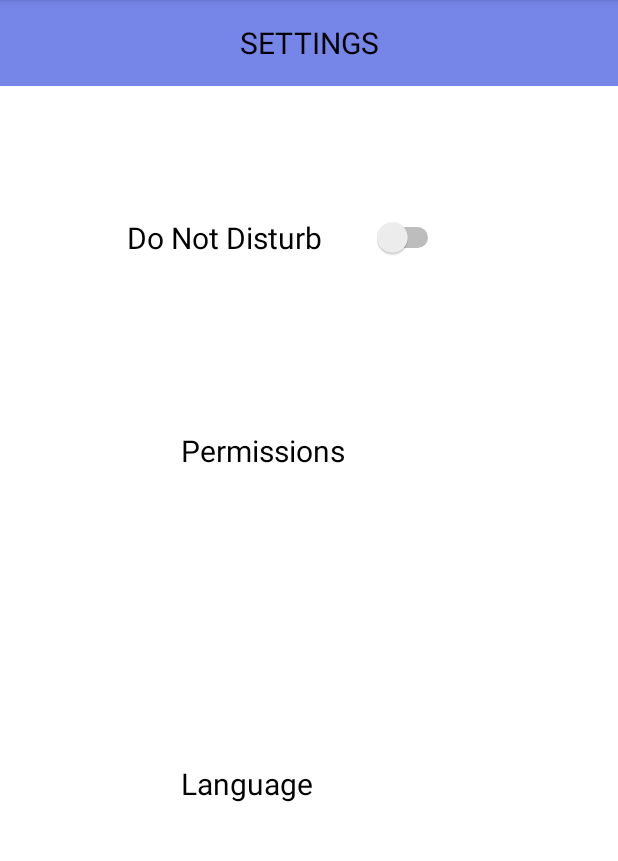
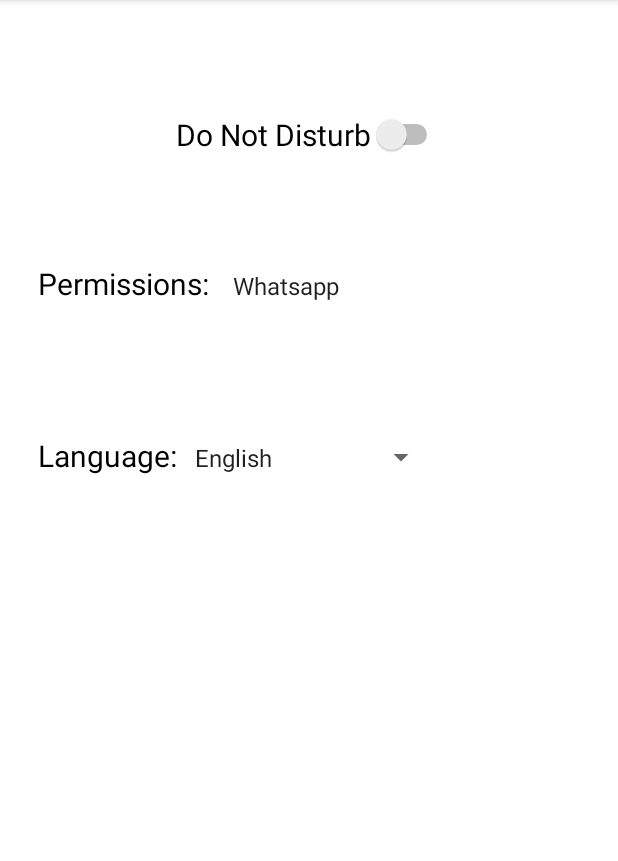
Before and after one commit to GNGB34/accessible-messaging-droid, an Android app: the Settings screen opened directly, with no data from a screen before it, on a phone screen of 412 x 824 dp, the part 84-945 px from its top. Run offline under Robolectric (Android 15) with nearby library versions, the phone set to English and light mode, and no system bars.

Commit message:
UI: deleted test button, implemented settings screen

```diff
--- a/app/src/main/java/com/example/accessiblemessaging/Settings.java
+++ b/app/src/main/java/com/example/accessiblemessaging/Settings.java
@@ -3,12 +3,28 @@ package com.example.accessiblemessaging;
 import androidx.appcompat.app.AppCompatActivity;
 
 import android.os.Bundle;
+import android.widget.Spinner;
+import android.widget.AdapterView;
+import android.widget.ArrayAdapter;
 
 public class Settings extends AppCompatActivity {
+    String[] languageOptions={"English","Spanish"};
+    String[] permissionsOptions={"Whatsapp","Messages", "Facebook Messenger"};
 
     @Override
     protected void onCreate(Bundle savedInstanceState) {
         super.onCreate(savedInstanceState);
         setContentView(R.layout.activity_settings2);
+
+        Spinner languageSelect= (Spinner) findViewById(R.id.languageSpin);
+        ArrayAdapter<String> array_adapter = new ArrayAdapter<String>(this, android.R.layout.simple_spinner_item, languageOptions);
+        array_adapter.setDropDownViewResource(android.R.layout.simple_spinner_dropdown_item);
+        languageSelect.setAdapter(array_adapter);
+
+
+        Spinner permissionsSelect=(Spinner) findViewById(R.id.permissionsSpin);
+        ArrayAdapter<String> array_adapter2 = new ArrayAdapter<String>(this, android.R.layout.simple_spinner_item, permissionsOptions);
+        array_adapter2.setDropDownViewResource(android.R.layout.simple_spinner_dropdown_item);
+        permissionsSelect.setAdapter(array_adapter2);
     }
 }
--- a/app/src/main/res/layout/activity_settings2.xml
+++ b/app/src/main/res/layout/activity_settings2.xml
@@ -4,90 +4,77 @@
     xmlns:tools="http://schemas.android.com/tools"
     android:layout_width="match_parent"
     android:layout_height="match_parent"
+    android:background="#FFFFFF"
+    android:visibility="visible"
     tools:context=".Settings">
 
     <Switch
         android:id="@+id/doNotDisturb"
-        android:layout_width="211dp"
-        android:layout_height="55dp"
-        android:layout_marginStart="84dp"
-        android:layout_marginTop="73dp"
-        android:layout_marginEnd="116dp"
-        android:layout_marginBottom="83dp"
+        android:layout_width="wrap_content"
+        android:layout_height="wrap_content"
+        android:layout_marginTop="76dp"
         android:text="Do Not Disturb"
-        android:textSize="20dp"
-        app:layout_constraintBottom_toTopOf="@+id/recyclerView"
+        android:textSize="20sp"
         app:layout_constraintEnd_toEndOf="parent"
         app:layout_constraintHeight_percent="30"
         app:layout_constraintStart_toStartOf="parent"
-        app:layout_constraintTop_toBottomOf="@+id/textView4" />
+        app:layout_constraintTop_toTopOf="parent" />
+
+    <LinearLayout
+        android:layout_width="match_parent"
+        android:layout_height="match_parent"
+        android:orientation="horizontal">
 
         <TextView
-        android:id="@+id/textView4"
-        android:layout_width="match_parent"
-        android:layout_height="57dp"
-        android:background="#7685E8"
-        android:gravity="center"
-        android:text="SETTINGS"
-        android:textColor="#000000"
-        android:textColorLink="#0C0C0C"
-        android:textSize="20sp"
-        app:layout_constraintEnd_toEndOf="parent"
-        app:layout_constraintStart_toStartOf="parent"
-        app:layout_constraintTop_toTopOf="parent" />
-
-    <androidx.recyclerview.widget.RecyclerView
-        android:id="@+id/recyclerView"
+            android:id="@+id/permissionsText"
             android:layout_width="wrap_content"
             android:layout_height="wrap_content"
-        android:layout_marginTop="83dp"
-        android:layout_marginEnd="128dp"
-        app:layout_constraintEnd_toEndOf="parent"
-        app:layout_constraintHeight_percent="50"
-        app:layout_constraintTop_toBottomOf="@+id/doNotDisturb" />
+            android:layout_marginLeft="25dp"
+            android:layout_marginTop="175dp"
+            android:text="Permissions:"
+            android:textColor="#000000"
+            android:textSize="20sp"
+            app:layout_constraintHeight_percent="50" />
+
+        <Spinner
+            android:id="@+id/permissionsSpin"
+            android:layout_width="144dp"
+            android:layout_height="27dp"
+            android:layout_marginStart="8dp"
+            android:layout_marginTop="175dp"
+            android:layout_marginRight="25dp"
+            android:backgroundTint="#00AA4444"
+            android:contextClickable="true"
+            android:spinnerMode="dropdown"
+            android:visibility="visible" />
+
+    </LinearLayout>
+
+    <LinearLayout
+        android:layout_width="match_parent"
+        android:layout_height="match_parent"
+        android:orientation="horizontal"
+        tools:layout_editor_absoluteX="263dp">
 
         <TextView
-        android:id="@+id/textView3"
+            android:id="@+id/languageText"
             android:layout_width="wrap_content"
-        android:layout_height="27dp"
-        android:layout_marginStart="100dp"
-        android:layout_marginTop="83dp"
-        android:layout_marginEnd="33dp"
-        android:layout_marginBottom="177dp"
-        android:text="Permissions"
+            android:layout_height="wrap_content"
+            android:layout_marginLeft="25dp"
+            android:layout_marginTop="290dp"
+            android:text="Language:"
             android:textColor="#000000"
             android:textSize="20sp"
-        app:layout_constraintBottom_toTopOf="@+id/textView2"
-        app:layout_constraintEnd_toStartOf="@+id/recyclerView"
-        app:layout_constraintHeight_percent="50"
-        app:layout_constraintStart_toStartOf="parent"
-        app:layout_constraintTop_toBottomOf="@+id/doNotDisturb" />
+            app:layout_constraintHeight_percent="60" />
 
-    <TextView
-        android:id="@+id/textView2"
-        android:layout_width="wrap_content"
-        android:layout_height="wrap_content"
-        android:layout_marginStart="100dp"
-        android:layout_marginEnd="55dp"
-        android:layout_marginBottom="232dp"
-        android:text="Language"
-        android:textColor="#000000"
-        android:textSize="20sp"
-        app:layout_constraintBottom_toBottomOf="parent"
-        app:layout_constraintEnd_toStartOf="@+id/recyclerView2"
-        app:layout_constraintHeight_percent="60"
-        app:layout_constraintStart_toStartOf="parent" />
+        <Spinner
+            android:id="@+id/languageSpin"
+            android:layout_width="169dp"
+            android:layout_height="27dp"
+            android:layout_marginStart="4dp"
+            android:layout_marginTop="290dp"
+            android:layout_marginRight="25dp" />
 
-    <androidx.recyclerview.widget.RecyclerView
-        android:id="@+id/recyclerView2"
-        android:layout_width="wrap_content"
-        android:layout_height="wrap_content"
-        android:layout_marginTop="10dp"
-        android:layout_marginEnd="128dp"
-        android:layout_marginBottom="65dp"
-        app:layout_constraintBottom_toBottomOf="parent"
-        app:layout_constraintEnd_toEndOf="parent"
-        app:layout_constraintHeight_percent="50"
-        app:layout_constraintTop_toBottomOf="@+id/recyclerView" />
+    </LinearLayout>
 
 </androidx.constraintlayout.widget.ConstraintLayout>
```
Also changed, not shown: app/src/main/java/com/example/accessiblemessaging/MainActivity.java (+0 -7 lines), app/src/main/res/layout/activity_main.xml (+5 -29 lines), app/src/main/res/layout/recycler_view_item.xml (added, +13 -0 lines), app/src/main/res/layout/recycler_view_item_1.xml (added, +13 -0 lines). Lines whose indentation alone changed are shown as unchanged.
